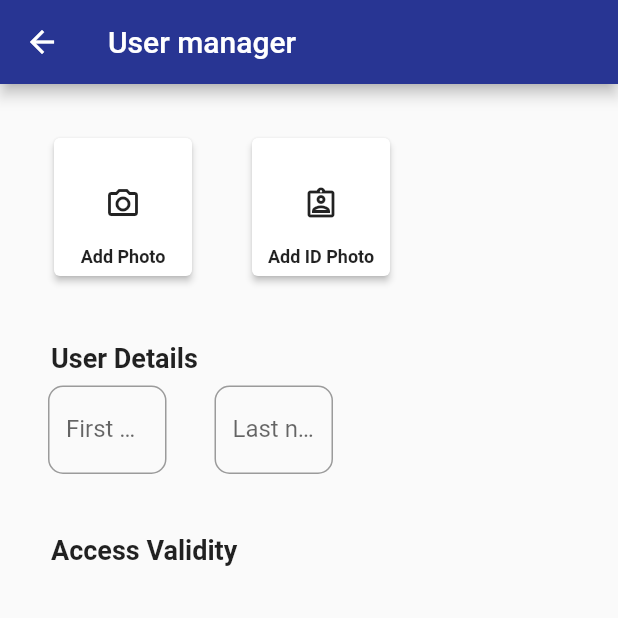
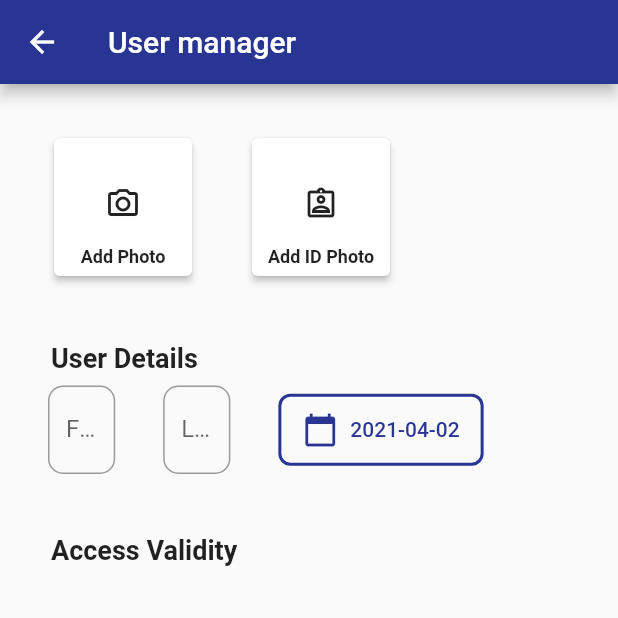
Before and after one commit to FrancescoBembo/kiresu_web, a Flutter app: the AddUserScreen screen opened by its route, on a phone screen of 412 x 824 dp, the top half of it. Run offline on Flutter 3.47's test engine with Material 2 defaults, Android fonts, the phone set to English and light mode, and no system bars; missing offline and left inert: dart:html.

Commit message:
Turn addUser to stateful widget

```diff
--- a/lib/Screens/add_user_screen.dart
+++ b/lib/Screens/add_user_screen.dart
@@ -1,6 +1,29 @@
 import 'package:flutter/material.dart';
 
-class AddUserScreen extends StatelessWidget {
+class AddUserScreen extends StatefulWidget {
+  @override
+  _AddUserScreenState createState() => _AddUserScreenState();
+}
+
+class _AddUserScreenState extends State<AddUserScreen> {
+  DateTime selectedDate = DateTime.now();
+
+  _selectDate(BuildContext context) async {
+    final DateTime? picked = await showDatePicker(
+      context: context,
+      initialDate: selectedDate,
+      firstDate: DateTime(1900),
+      lastDate: DateTime(2022),
+      initialDatePickerMode: DatePickerMode.year,
+      fieldLabelText: 'Date of Birth',
+      fieldHintText: 'MM/DD/YYYY',
+    );
+    if (picked != null && picked != selectedDate)
+      setState(() {
+        selectedDate = picked;
+      });
+  }
+
   @override
   Widget build(BuildContext context) {
     return Scaffold(
@@ -130,6 +153,14 @@ class AddUserScreen extends StatelessWidget {
                 width: 32,
                 height: 40,
               ),
+              SizedBox(
+                height: 48,
+                child: OutlinedButton.icon(
+                  label: Text("${selectedDate.toLocal()}".split(' ')[0]),
+                  icon: Icon(Icons.calendar_today),
+                  onPressed: () => _selectDate(context),
+                ),
+              ),
               Spacer(
                 flex: 2,
               ),
```
